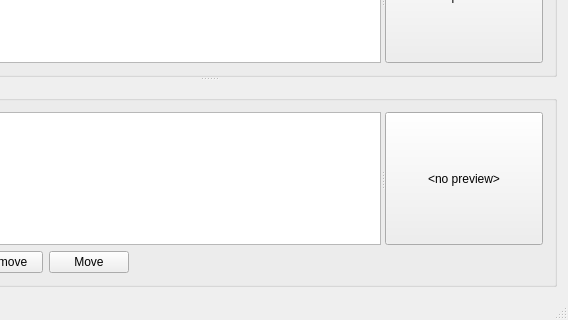
Before: the Qt Designer form dude/MainWindow.ui in westerhofffl/vcard-editor, drawn with Qt 5; both pictures show x 151 to 719 and y 223 to 543 of the 719 by 543 pixel window.
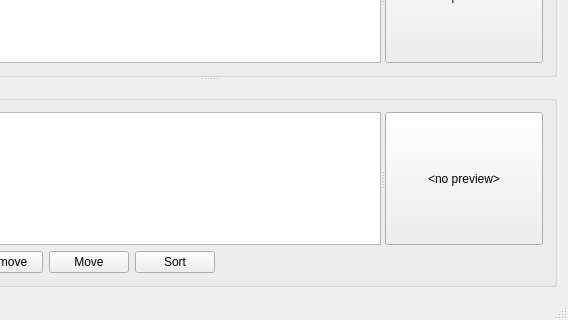
After: the same form once the commit is applied.

Commit message: * sort prepared

```diff
--- a/dude/MainWindow.ui
+++ b/dude/MainWindow.ui
@@ -276,7 +276,7 @@
           </property>
          </widget>
         </item>
-        <item row="1" column="3">
+        <item row="1" column="4">
          <widget class="QLabel" name="infoLabel">
           <property name="sizePolicy">
            <sizepolicy hsizetype="Expanding" vsizetype="Preferred">
@@ -292,6 +292,13 @@
           </property>
          </widget>
         </item>
+        <item row="1" column="3">
+         <widget class="QPushButton" name="sortButton">
+          <property name="text">
+           <string>Sort</string>
+          </property>
+         </widget>
+        </item>
        </layout>
       </widget>
      </widget>
```
The commit also changes 2 other files.
